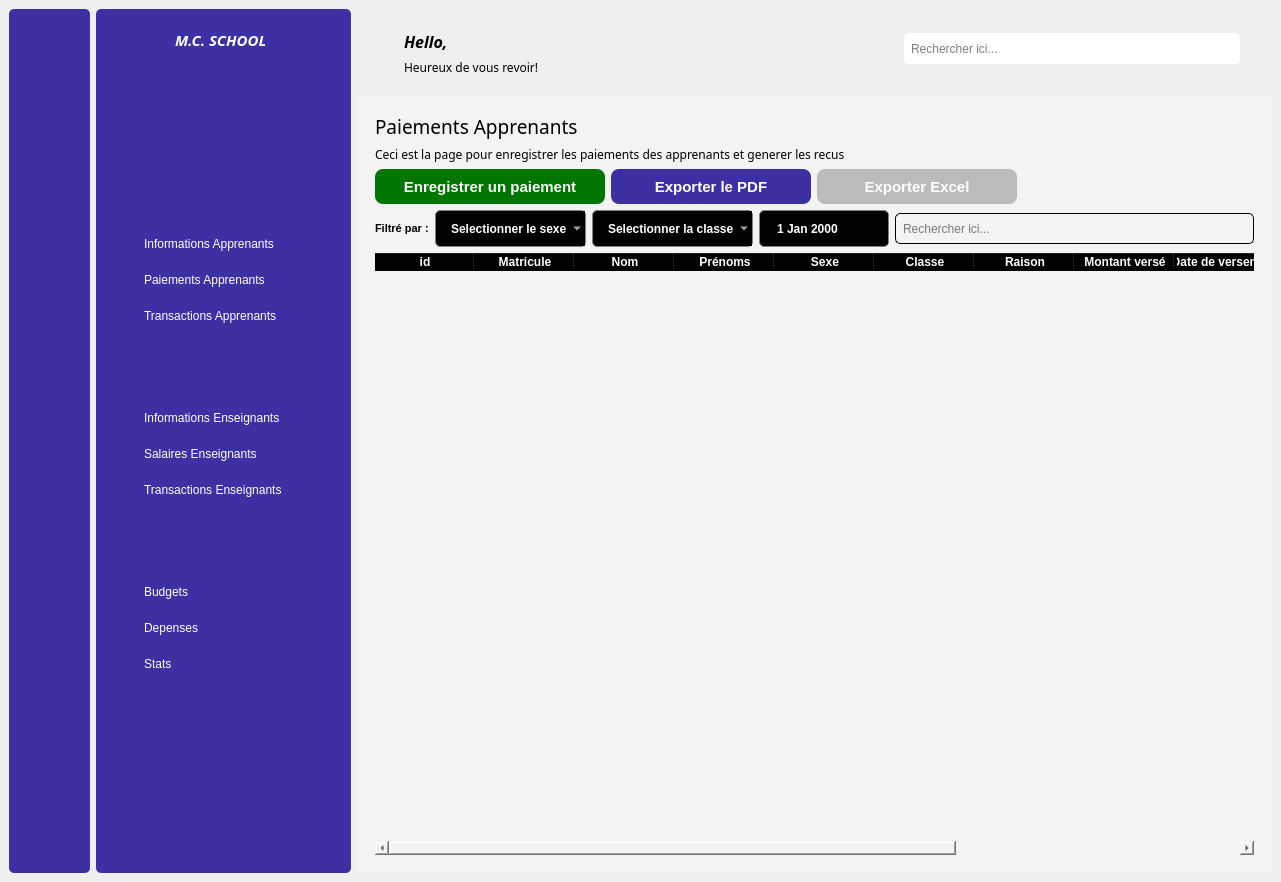
The window that index.ui (LAPTOP237/zanischool_desktop) describes before a commit, drawn with Qt 5.
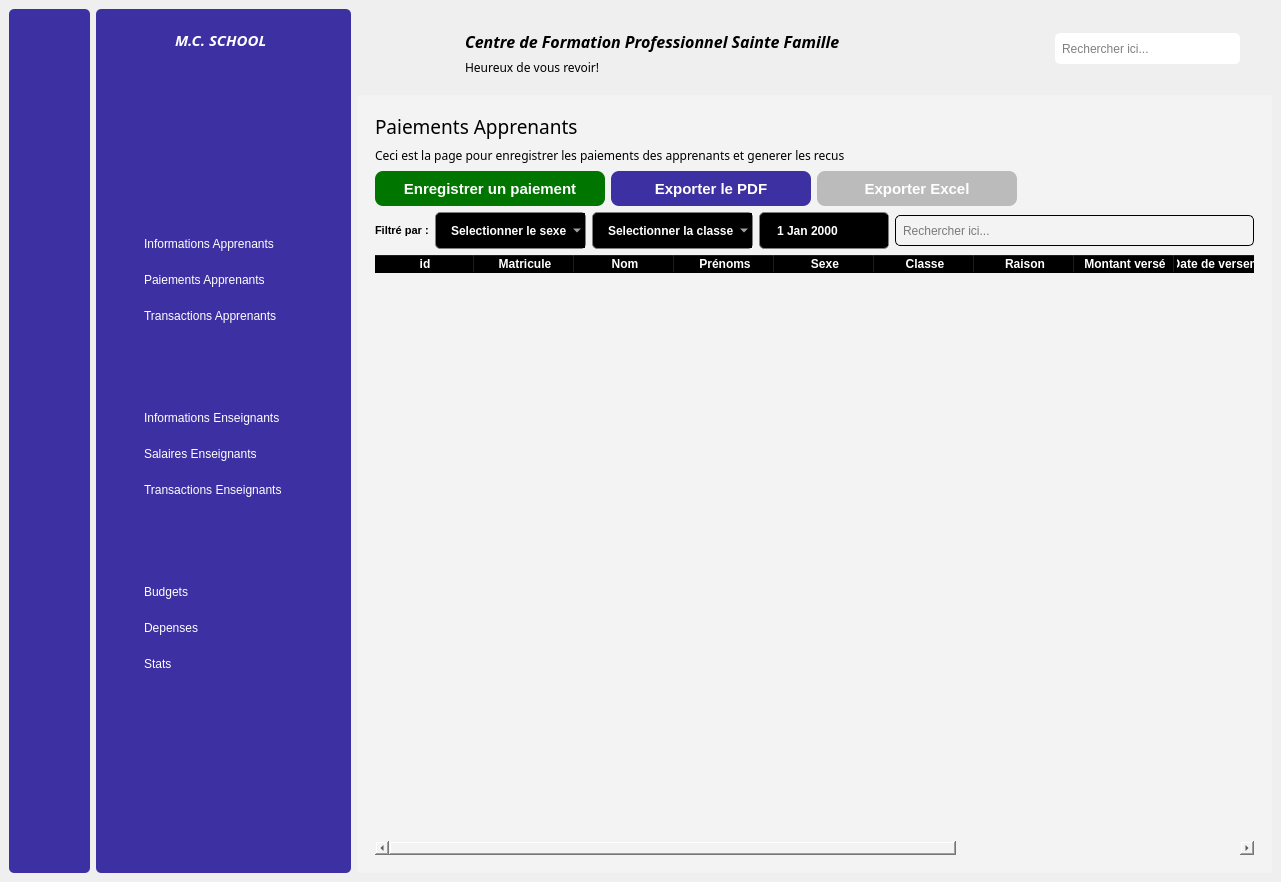
The same window after the commit. The open tabs and pages were chosen to show the change. Icons and pictures are not drawn.

Patch:
```diff
--- a/index.ui
+++ b/index.ui
@@ -935,8 +935,8 @@
      </layout>
     </item>
     <item row="0" column="1">
-     <layout class="QGridLayout" name="gridLayout_5">
-      <item row="0" column="0">
+     <layout class="QVBoxLayout" name="verticalLayout_20">
+      <item>
        <widget class="QWidget" name="header_widget" native="true">
         <property name="minimumSize">
          <size>
@@ -956,6 +956,31 @@
            <property name="topMargin">
             <number>10</number>
            </property>
+           <item>
+            <widget class="QLabel" name="label_26">
+             <property name="minimumSize">
+              <size>
+               <width>55</width>
+               <height>47</height>
+              </size>
+             </property>
+             <property name="maximumSize">
+              <size>
+               <width>55</width>
+               <height>16777215</height>
+              </size>
+             </property>
+             <property name="text">
+              <string/>
+             </property>
+             <property name="pixmap">
+              <pixmap resource="resources.qrc">:/icons/logo_mc.png</pixmap>
+             </property>
+             <property name="scaledContents">
+              <bool>true</bool>
+             </property>
+            </widget>
+           </item>
            <item>
             <widget class="QPushButton" name="menu_burger">
              <property name="styleSheet">
@@ -996,7 +1021,7 @@
                 </font>
                </property>
                <property name="text">
-                <string>Hello, </string>
+                <string>Centre de Formation Professionnel Sainte Famille</string>
                </property>
               </widget>
              </item>
@@ -1023,7 +1048,7 @@
            </property>
            <property name="sizeHint" stdset="0">
             <size>
-             <width>333</width>
+             <width>200</width>
              <height>20</height>
             </size>
            </property>
@@ -1036,6 +1061,12 @@
            </property>
            <item>
             <widget class="QLineEdit" name="search_global_lineEdit">
+             <property name="minimumSize">
+              <size>
+               <width>150</width>
+               <height>0</height>
+              </size>
+             </property>
              <property name="maximumSize">
               <size>
                <width>16777215</width>
@@ -1088,7 +1119,7 @@
         </layout>
        </widget>
       </item>
-      <item row="1" column="0">
+      <item>
        <widget class="QWidget" name="main_screen_widget" native="true">
         <property name="minimumSize">
          <size>
@@ -1106,14 +1137,14 @@
          <string notr="true">border-radius:3px;
 background-color: rgb(243, 243, 243);</string>
         </property>
-        <layout class="QGridLayout" name="gridLayout_7">
+        <layout class="QGridLayout" name="gridLayout_2">
          <item row="0" column="0">
           <widget class="QStackedWidget" name="stackedWidget">
            <property name="currentIndex">
             <number>11</number>
            </property>
            <widget class="QWidget" name="page">
-            <layout class="QVBoxLayout" name="verticalLayout_16">
+            <layout class="QVBoxLayout" name="verticalLayout_15">
              <item>
               <layout class="QHBoxLayout" name="horizontalLayout_11">
                <item>
@@ -1679,11 +1710,23 @@
             </layout>
            </widget>
            <widget class="QWidget" name="page_4">
-            <layout class="QVBoxLayout" name="verticalLayout_14">
+            <layout class="QVBoxLayout" name="verticalLayout_16">
              <item>
-              <layout class="QGridLayout" name="gridLayout_2">
-               <item row="0" column="0">
+              <layout class="QVBoxLayout" name="verticalLayout_14">
+               <item>
                 <widget class="QLabel" name="label_10">
+                 <property name="minimumSize">
+                  <size>
+                   <width>0</width>
+                   <height>26</height>
+                  </size>
+                 </property>
+                 <property name="maximumSize">
+                  <size>
+                   <width>16777215</width>
+                   <height>26</height>
+                  </size>
+                 </property>
                  <property name="font">
                   <font>
                    <family>Montserrat SemiBold</family>
@@ -1695,8 +1738,14 @@
                  </property>
                 </widget>
                </item>
-               <item row="1" column="0">
+               <item>
                 <widget class="QLabel" name="label_20">
+                 <property name="maximumSize">
+                  <size>
+                   <width>16777215</width>
+                   <height>30</height>
+                  </size>
+                 </property>
                  <property name="font">
                   <font>
                    <family>Montserrat Medium</family>
@@ -1710,7 +1759,7 @@
               </layout>
              </item>
              <item>
-              <layout class="QHBoxLayout" name="horizontalLayout_6">
+              <layout class="QHBoxLayout" name="horizontalLayout_13">
                <item>
                 <widget class="QPushButton" name="addPayeOldStudentBtn">
                  <property name="minimumSize">
@@ -1847,8 +1896,8 @@
               </layout>
              </item>
              <item>
-              <layout class="QGridLayout" name="gridLayout_6">
-               <item row="0" column="0">
+              <layout class="QHBoxLayout" name="horizontalLayout_6">
+               <item>
                 <widget class="QLabel" name="label_23">
                  <property name="maximumSize">
                   <size>
@@ -1868,7 +1917,7 @@
                  </property>
                 </widget>
                </item>
-               <item row="0" column="1">
+               <item>
                 <widget class="QComboBox" name="filterGender_comboBox_2">
                  <property name="maximumSize">
                   <size>
@@ -1905,7 +1954,7 @@
                  </item>
                 </widget>
                </item>
-               <item row="0" column="2">
+               <item>
                 <widget class="QComboBox" name="filterClass_comboBox_2">
                  <property name="maximumSize">
                   <size>
@@ -1932,7 +1981,7 @@
                  </item>
                 </widget>
                </item>
-               <item row="0" column="3">
+               <item>
                 <widget class="QDateEdit" name="filterDate_dateEdit">
                  <property name="minimumSize">
                   <size>
@@ -1954,7 +2003,7 @@
                  </property>
                 </widget>
                </item>
-               <item row="0" column="4">
+               <item>
                 <widget class="QLineEdit" name="searchStudent_lineEdit_2">
                  <property name="minimumSize">
                   <size>
@@ -1997,7 +2046,13 @@
                <property name="minimumSize">
                 <size>
                  <width>500</width>
-                 <height>0</height>
+                 <height>500</height>
+                </size>
+               </property>
+               <property name="maximumSize">
+                <size>
+                 <width>16777215</width>
+                 <height>600</height>
                 </size>
                </property>
                <property name="styleSheet">
```
Left out of the diff: 26 changed lines with no effect on the pictures.
